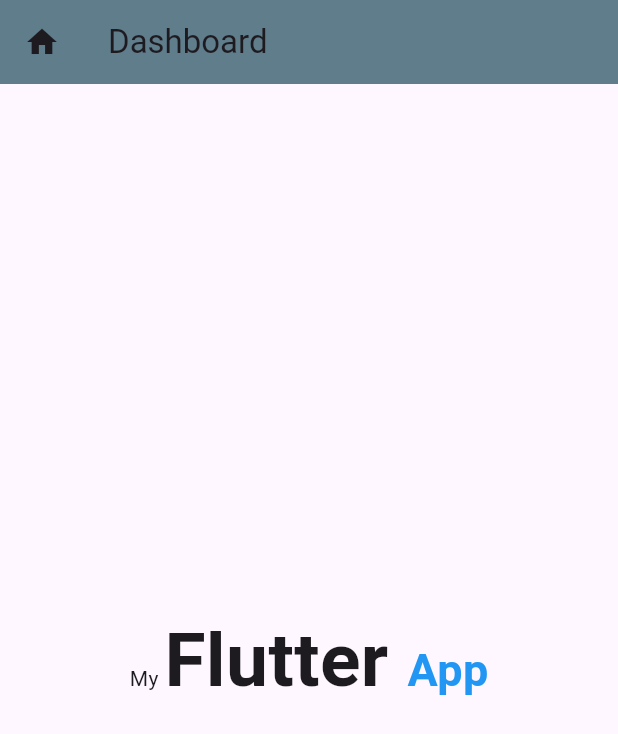
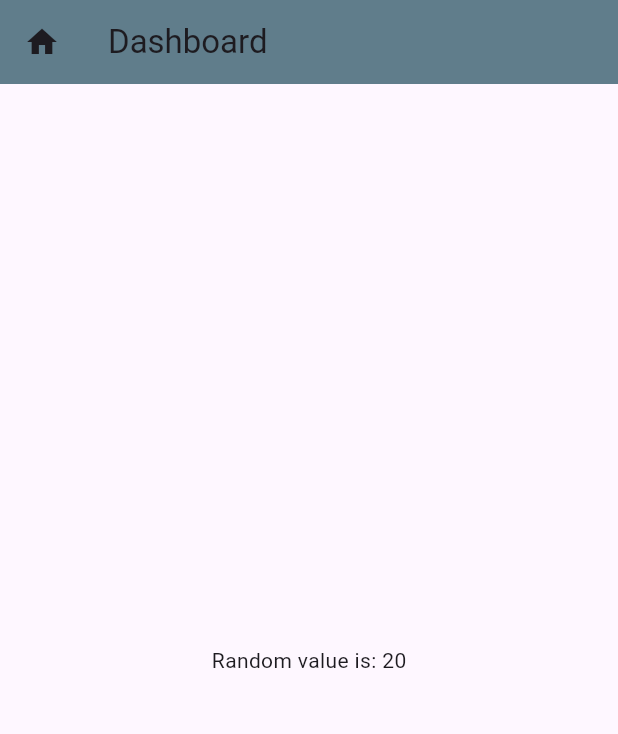
Before and after one commit to bipulhstu/flutter_practice, a Flutter app: the screen it shows after launch, on a phone screen of 412 x 824 dp. Shown: the top 734 px of the screen. Run offline on Flutter 3.47's test engine with Material 3 defaults, Android fonts, the phone set to English and light mode, and no system bars.

Commit message:
learned scaffold, material app, Text and TextRich

```diff
--- a/lib/main.dart
+++ b/lib/main.dart
@@ -1,37 +1,19 @@
 import 'package:flutter/material.dart';
+import 'screens/Dashboard.dart';
 
-void main() {
-  runApp(
-    MaterialApp(
+void main()  => runApp(MyApp());
+
+
+class MyApp extends StatelessWidget {
+  const MyApp({super.key});
+
+  @override
+  Widget build(BuildContext context) {
+    return MaterialApp(
       title: "My Flutter App", // Title of the app
-      home: Scaffold(
-        appBar: AppBar(
-            title: Text("Dashboard"),
-            leading: Icon(Icons.home),
-          backgroundColor: Colors.blueGrey,
-        ),
-        body: Center(
-          child: Text.rich(
-            TextSpan(
-              text: "My ",
-              children: [
-                TextSpan(
-                  text: "Flutter ",
-                  style: TextStyle(fontSize: 50.0, fontWeight: FontWeight.bold),
-                ),
-                TextSpan(
-                  text: "App",
-                  style: TextStyle(
-                    fontSize: 30.0,
-                    fontWeight: FontWeight.bold,
-                    color: Colors.blue,
-                  ),
-                ),
-              ],
-            ),
-          ),
-        ),
-      ),
-    ),
-  );
+        themeMode: ThemeMode.system,
+      debugShowCheckedModeBanner: false,
+      home: Dashboard()
+    );
+  }
 }
--- /dev/null
+++ b/lib/screens/Dashboard.dart
@@ -0,0 +1,31 @@
+import 'dart:math';
+
+import 'package:flutter/material.dart';
+
+class Dashboard extends StatelessWidget {
+  const Dashboard({super.key});
+
+  @override
+  Widget build(BuildContext context) {
+    return Scaffold(
+      appBar: AppBar(
+        title: Text("Dashboard"),
+        leading: Icon(Icons.home),
+        backgroundColor: Colors.blueGrey,
+      ),
+      body: Center(
+        child: Text("Random value is: ${getNumber()}")
+      ),
+    );
+  }
+}
+
+int getNumber() {
+  //Random random = Random();
+  //var number = random.nextInt(100);
+  //return number;
+
+
+  //simplify
+  return Random().nextInt(100);
+}
```
Also changed, not shown: lib/screens/Dashboard2.dart (added, +37 -0 lines).
